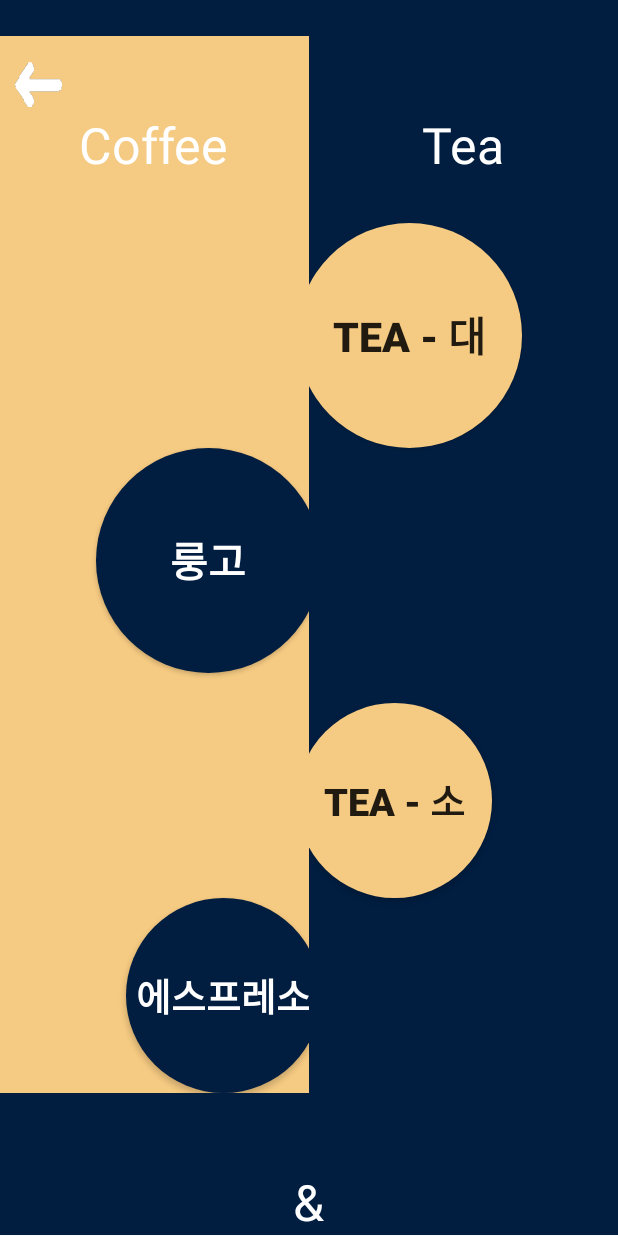
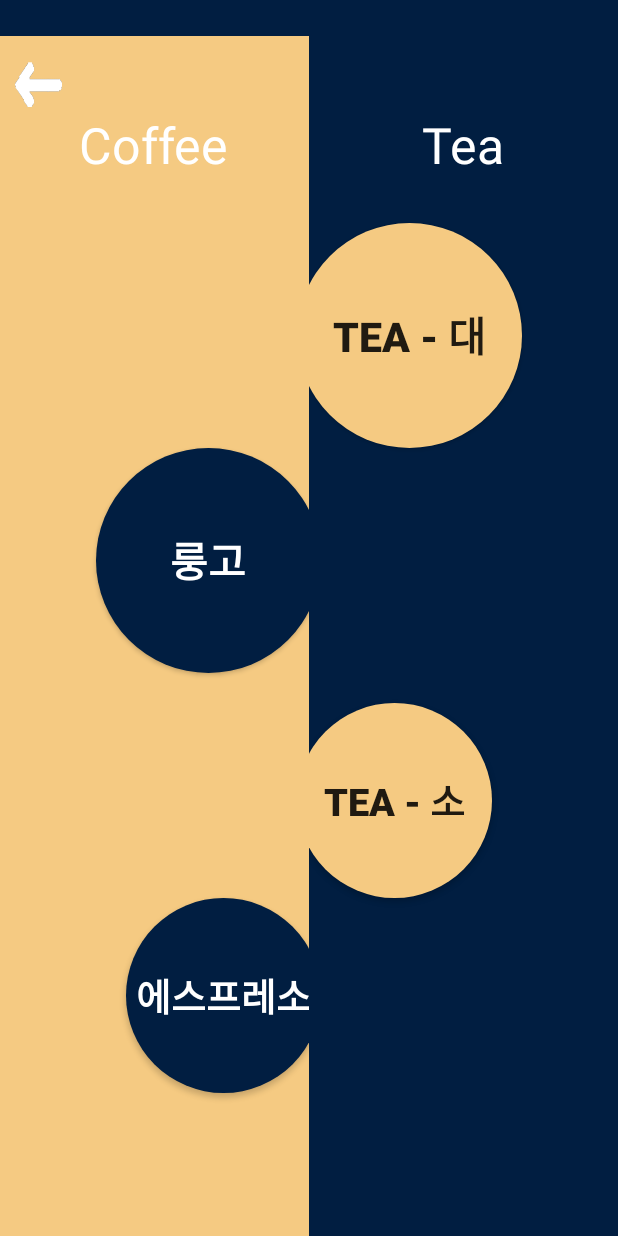
Before and after one commit to ye-lim/BLE_App_past, an Android app: the abstraction screen opened directly, with no data from a screen before it, on a phone screen of 412 x 824 dp. Run offline under Robolectric (Android 15) with nearby library versions, the phone set to English and light mode, and no system bars; 2 statements that could not run were skipped.

Commit message:
Filled blank spaces, deleted '&'

```diff
--- a/app/src/main/res/layout/activity_abstraction.xml
+++ b/app/src/main/res/layout/activity_abstraction.xml
@@ -3,25 +3,14 @@
 
 <ScrollView
     xmlns:android="http://schemas.android.com/apk/res/android"
-    xmlns:app="http://schemas.android.com/apk/res-auto"
+    android:fillViewport="true"
     android:layout_width="match_parent"
-    android:layout_height="wrap_content">
-
-
-
-
-    <FrameLayout
-
-        android:layout_width="match_parent"
-        android:layout_height="match_parent"
-        >
+    android:layout_height="match_parent">
     <LinearLayout
         android:layout_width="match_parent"
         android:layout_height="match_parent"
         android:orientation="vertical"
         android:background="@color/logo_color">
-
-
         <View
             android:id="@+id/position_view"
             android:layout_width="1px"
@@ -130,16 +119,5 @@
                     />
             </LinearLayout>
         </LinearLayout>
-
-        <TextView
-            android:layout_width="wrap_content"
-            android:layout_height="wrap_content"
-            android:text="@string/special_char1"
-            android:textSize="33dp"
-            android:layout_gravity="center_horizontal"
-            android:layout_marginTop="50dp"
-            android:textColor="@color/white"/>
-
-        </LinearLayout>
-    </FrameLayout>
+    </LinearLayout>
 </ScrollView>
```
